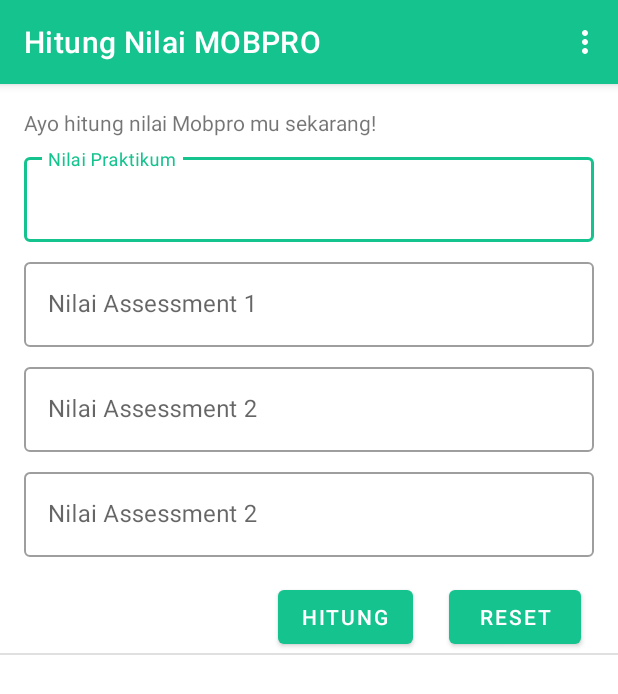
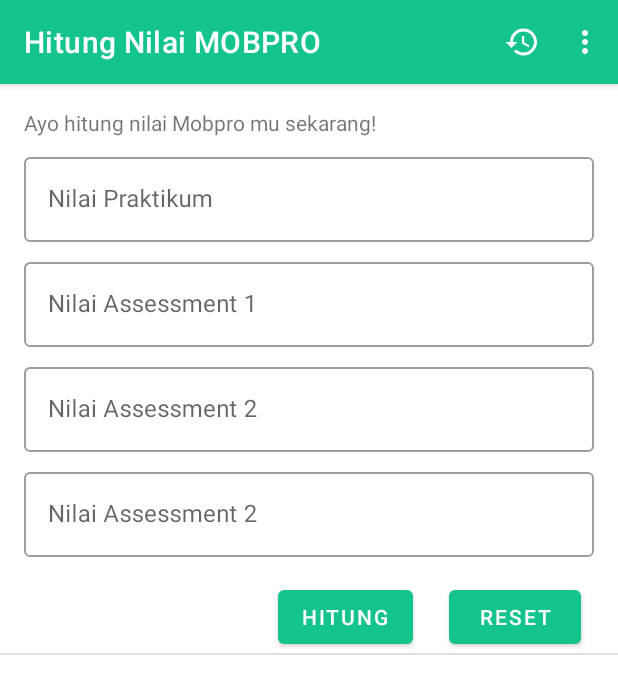
Before and after one commit to Akmalnataku/Assessment-2-Mobpro, an Android app: the screen it shows after launch (MainActivity), after a tap on "HITUNG", on a phone screen of 412 x 824 dp. Shown: the top 694 px of the screen. Run offline under Robolectric (Android 15) with nearby library versions, the phone set to English and light mode, and no system bars; our stand-ins replace Room's generated code, navigation-ui; Roboto replaces fonts that are not available here; 1 other tap on this screen came first.

Commit message:
Menambahkan fitur histori

```diff
--- /dev/null
+++ b/app/src/main/res/drawable/ic_baseline_history_24.xml
@@ -0,0 +1,5 @@
+<vector android:height="24dp" android:tint="#FFFFFF"
+    android:viewportHeight="24" android:viewportWidth="24"
+    android:width="24dp" xmlns:android="http://schemas.android.com/apk/res/android">
+    <path android:fillColor="@android:color/white" android:pathData="M13,3c-4.97,0 -9,4.03 -9,9L1,12l3.89,3.89 0.07,0.14L9,12L6,12c0,-3.87 3.13,-7 7,-7s7,3.13 7,7 -3.13,7 -7,7c-1.93,0 -3.68,-0.79 -4.94,-2.06l-1.42,1.42C8.27,19.99 10.51,21 13,21c4.97,0 9,-4.03 9,-9s-4.03,-9 -9,-9zM12,8v5l4.28,2.54 0.72,-1.21 -3.5,-2.08L13.5,8L12,8z"/>
+</vector>
--- a/app/src/main/res/menu/option_menu.xml
+++ b/app/src/main/res/menu/option_menu.xml
@@ -1,9 +1,14 @@
 <?xml version="1.0" encoding="utf-8"?>
-<menu xmlns:app="http://schemas.android.com/apk/res-auto"
-    xmlns:android="http://schemas.android.com/apk/res/android">
+<menu xmlns:android="http://schemas.android.com/apk/res/android"
+    xmlns:app="http://schemas.android.com/apk/res-auto">
 
+    <item
+        android:id="@+id/menu_histori"
+        android:icon="@drawable/ic_baseline_history_24"
+        android:title="@string/histori"
+        app:showAsAction="ifRoom" />
     <item
         android:id="@+id/menu_about"
         android:title="@string/tentang_aplikasi"
-        app:showAsAction="never"/>
+        app:showAsAction="never" />
 </menu>
--- a/app/src/main/res/values/strings.xml
+++ b/app/src/main/res/values/strings.xml
@@ -30,4 +30,6 @@
     <string name="tentang_aplikasi">Tentang Aplikasi</string>
     <string name="copyright">Hitung Nilai MOBPRO merupakan sebuah aplikasi Android untuk menghitung nilai Mata Kuliah MOBPRO sehingga seseorang dapat mengetahui apakah nilainya A, B atau C.\n\nAplikasi ini dibuat untuk Assessment 2 Mobpro 1. Temukan kodenya di https://github.com/Akmalnataku/Assessment-2-Mobpro \n\nCopyright © 2022 Akmal Natakusuma.\nAll rights reserved.</string>
     <string name="bagikan_template">Nilai praktikum: %1$s \nAssessment 1: %2$s\nAssessment 2: %3$s\nAssessment 3: %4$s\nNilai akhir: %5$s\nINDEX: %6$s</string>
+    <string name="belum_ada_histori">Belum ada histori</string>
+    <string name="histori">Histori</string>
 </resources>
```
Also changed, not shown: app/src/main/java/org/d3if2090/hitungnilai/ui/histori/HistoriFragment.kt (added, +19 -0 lines), app/src/main/java/org/d3if2090/hitungnilai/ui/hitung/HitungFragment.kt (+9 -5 lines), app/src/main/res/layout/fragment_histori.xml (added, +13 -0 lines), app/src/main/res/navigation/navigation.xml (+8 -0 lines).
